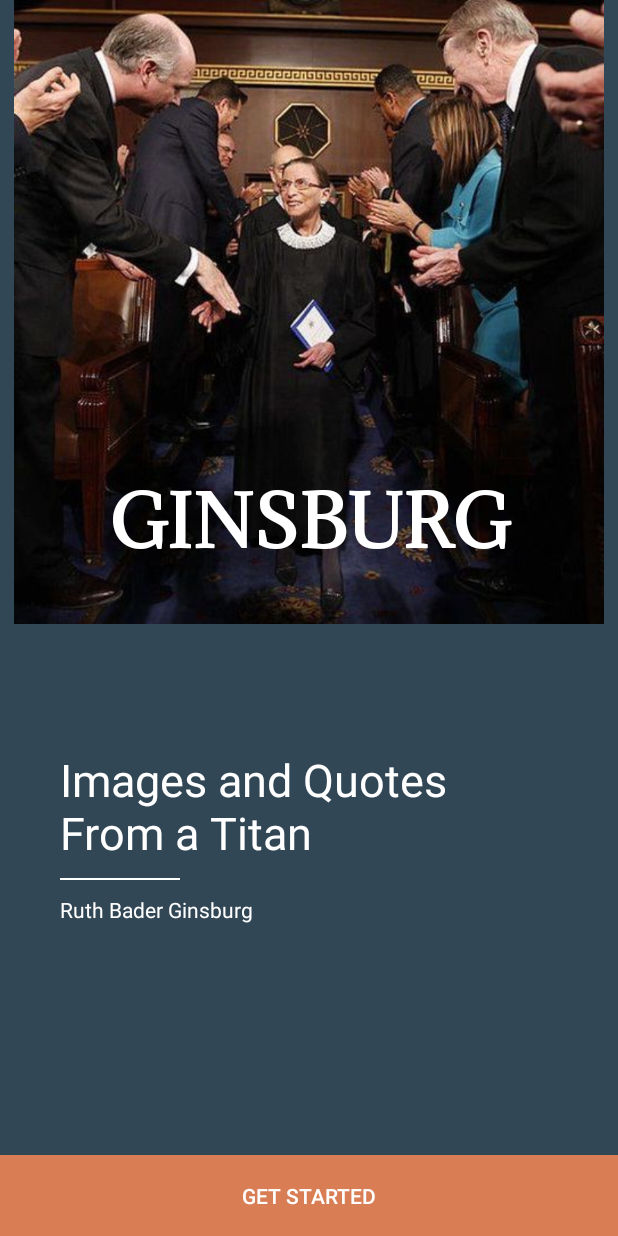
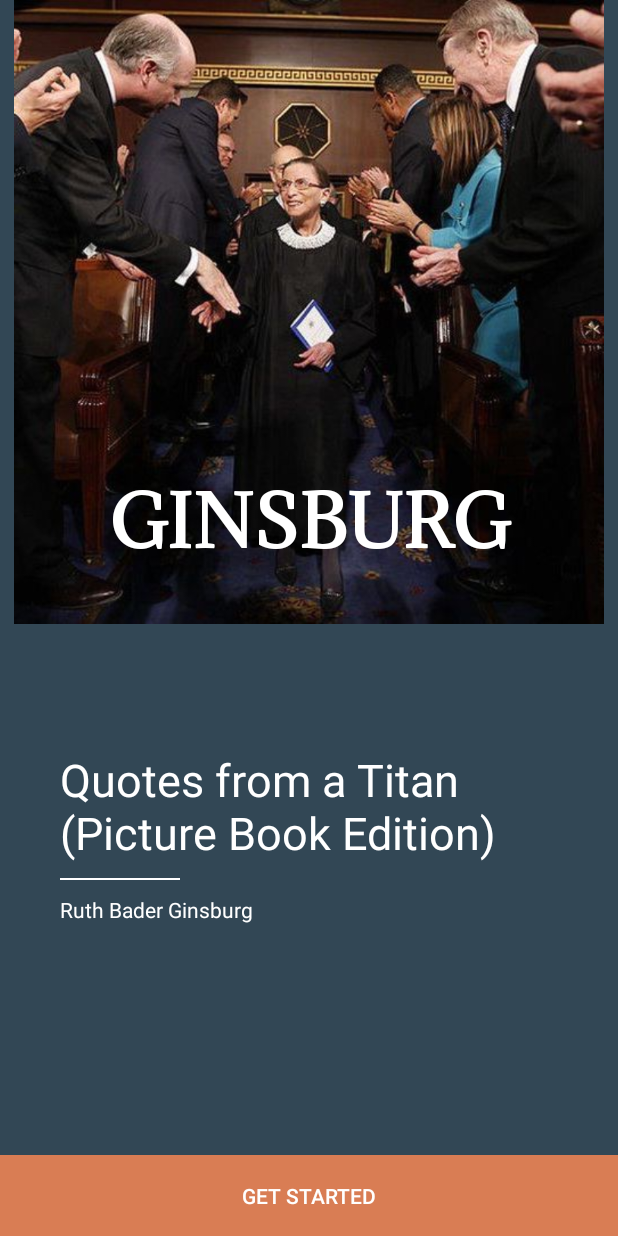
Before and after one commit to matjames007/SWEN3001, an Android app: the screen it shows after launch (FullscreenActivity), on a phone screen of 412 x 824 dp. Run offline under Robolectric (Android 15) with nearby library versions, the phone set to English and light mode, and no system bars.

Commit message:
Changing the title of the application - sentence wasn't constructed very well.
Regards,
-Matthew Budram

```diff
--- a/Ginsburg/app/src/main/res/layout-land/activity_fullscreen.xml
+++ b/Ginsburg/app/src/main/res/layout-land/activity_fullscreen.xml
@@ -63,7 +63,8 @@
                 android:layout_width="match_parent"
                 android:layout_height="wrap_content"
                 android:orientation="vertical"
-                android:paddingLeft="40dp">
+                android:paddingLeft="40dp"
+                android:paddingRight="40dp">
 
                 <TextView
                     android:id="@+id/textView4"
--- a/Ginsburg/app/src/main/res/values/strings.xml
+++ b/Ginsburg/app/src/main/res/values/strings.xml
@@ -1,6 +1,6 @@
 <resources>
     <string name="app_name">GINSBURG</string>
     <string name="launch_button">GET STARTED</string>
-    <string name="app_description">Images and Quotes\nFrom a Titan</string>
+    <string name="app_description">Quotes from a Titan\n(Picture Book Edition)</string>
     <string name="bio_name">Ruth Bader Ginsburg</string>
 </resources>
```
